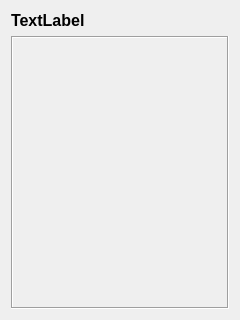
This is src/entryviewdialog.ui in sergburn/firu.qt as Qt 5 draws it before an edit. The edited form follows.
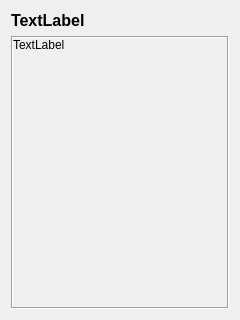
This is the edited form.

Commit message: entry view in single label

Patch:
```diff
--- a/src/entryviewdialog.ui
+++ b/src/entryviewdialog.ui
@@ -62,14 +62,16 @@
         <number>0</number>
        </property>
        <item>
-        <widget class="QFrame" name="frame">
-         <property name="sizePolicy">
-          <sizepolicy hsizetype="Preferred" vsizetype="Minimum">
-           <horstretch>0</horstretch>
-           <verstretch>0</verstretch>
-          </sizepolicy>
+        <widget class="QLabel" name="label">
+         <property name="text">
+          <string>TextLabel</string>
          </property>
-         <layout class="QVBoxLayout" name="verticalLayout_3"/>
+         <property name="alignment">
+          <set>Qt::AlignLeading|Qt::AlignLeft|Qt::AlignTop</set>
+         </property>
+         <property name="wordWrap">
+          <bool>true</bool>
+         </property>
         </widget>
        </item>
       </layout>
```
The commit also changes 1 other file.
